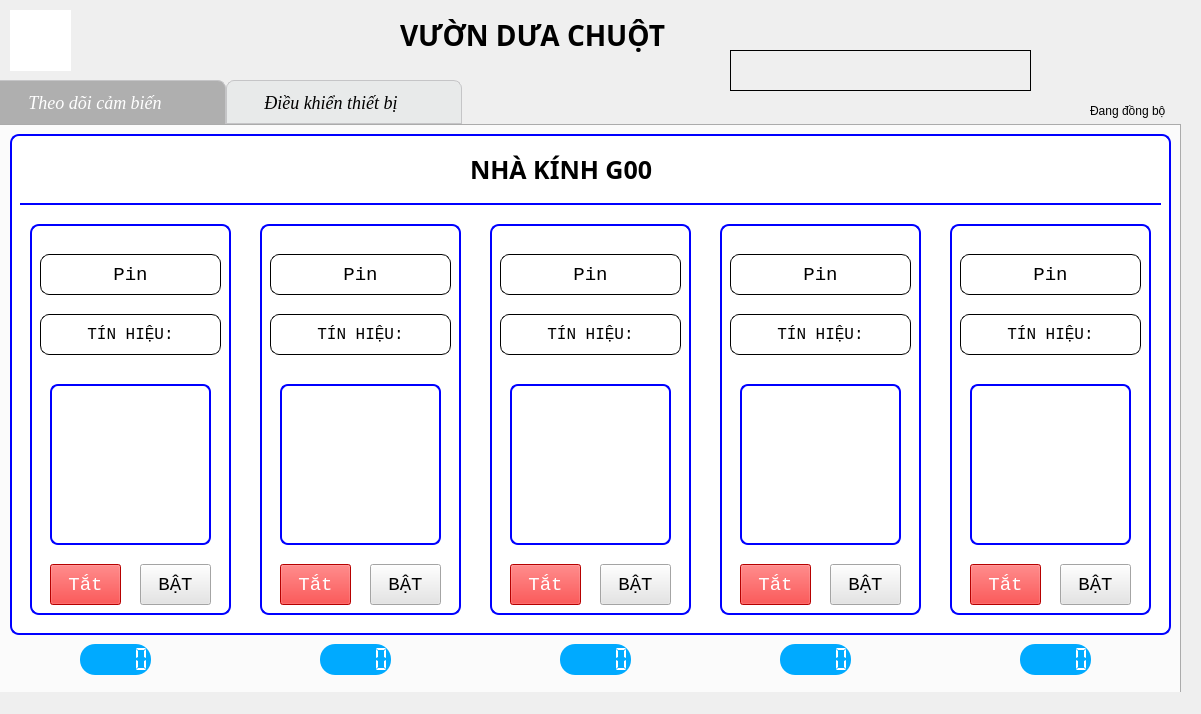
Old version of the form Source/guis/main.ui in the repository phamvanphuckks/SMART_FARMV1.
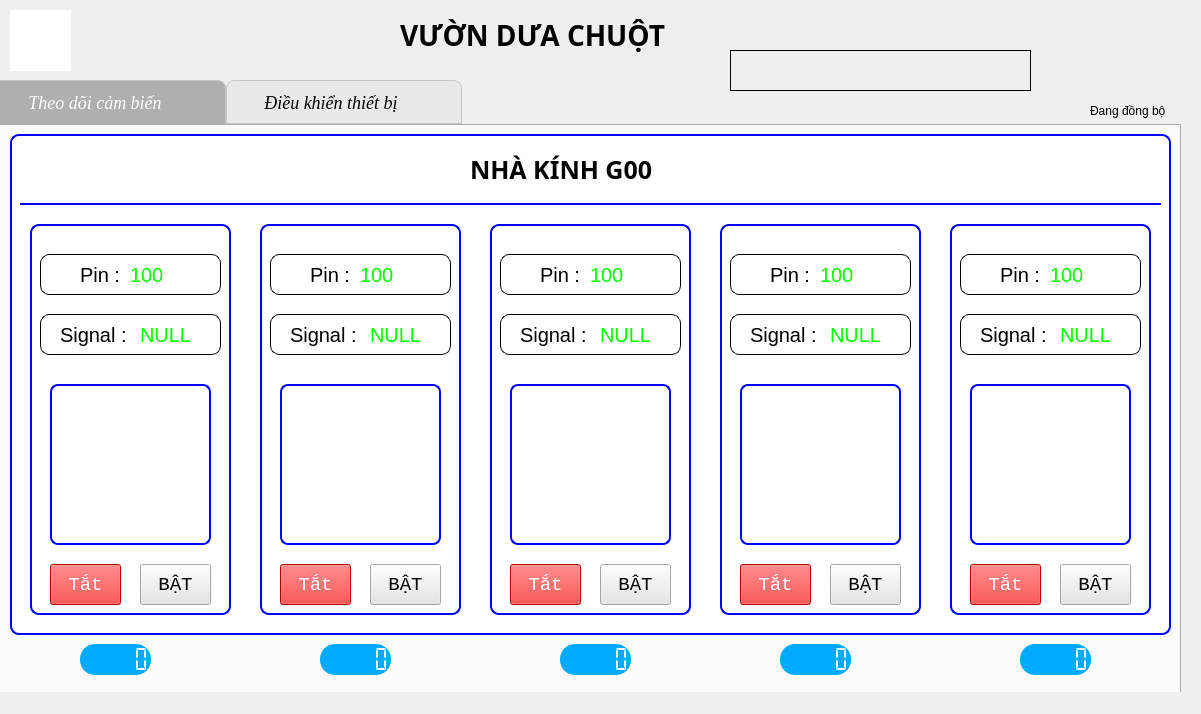
New version of the form. Icons and pictures are not drawn.

Commit message: edit label pin, rf-signal

Diff of the .ui file:
```diff
--- a/Source/guis/main.ui
+++ b/Source/guis/main.ui
@@ -3696,69 +3696,6 @@
        <string/>
       </property>
      </widget>
-     <widget class="QLabel" name="tab2_pin1">
-      <property name="geometry">
-       <rect>
-        <x>50</x>
-        <y>130</y>
-        <width>181</width>
-        <height>41</height>
-       </rect>
-      </property>
-      <property name="font">
-       <font>
-        <family>Courier New</family>
-        <pointsize>14</pointsize>
-       </font>
-      </property>
-      <property name="styleSheet">
-       <string notr="true">background-color: rgb(255, 255, 255);
-background-color: rgb(255, 255, 255);
-border-radius:9px;
-border: 1px solid back
-</string>
-      </property>
-      <property name="frameShape">
-       <enum>QFrame::Box</enum>
-      </property>
-      <property name="text">
-       <string>Pin</string>
-      </property>
-      <property name="alignment">
-       <set>Qt::AlignCenter</set>
-      </property>
-     </widget>
-     <widget class="QLabel" name="tab2_th1">
-      <property name="geometry">
-       <rect>
-        <x>50</x>
-        <y>190</y>
-        <width>181</width>
-        <height>41</height>
-       </rect>
-      </property>
-      <property name="font">
-       <font>
-        <family>Courier New</family>
-        <pointsize>12</pointsize>
-       </font>
-      </property>
-      <property name="styleSheet">
-       <string notr="true">background-color: rgb(255, 255, 255);
-background-color: rgb(255, 255, 255);
-border-radius:9px;
-border: 1px solid black</string>
-      </property>
-      <property name="frameShape">
-       <enum>QFrame::Box</enum>
-      </property>
-      <property name="text">
-       <string>TÍN HIỆU:</string>
-      </property>
-      <property name="alignment">
-       <set>Qt::AlignCenter</set>
-      </property>
-     </widget>
      <widget class="QLabel" name="tab2_img_1">
       <property name="geometry">
        <rect>
@@ -3897,69 +3834,6 @@
        <set>Qt::AlignCenter</set>
       </property>
      </widget>
-     <widget class="QLabel" name="tab2_pin2">
-      <property name="geometry">
-       <rect>
-        <x>280</x>
-        <y>130</y>
-        <width>181</width>
-        <height>41</height>
-       </rect>
-      </property>
-      <property name="font">
-       <font>
-        <family>Courier New</family>
-        <pointsize>14</pointsize>
-       </font>
-      </property>
-      <property name="styleSheet">
-       <string notr="true">background-color: rgb(255, 255, 255);
-background-color: rgb(255, 255, 255);
-border-radius:9px;
-border: 1px solid back
-</string>
-      </property>
-      <property name="frameShape">
-       <enum>QFrame::Box</enum>
-      </property>
-      <property name="text">
-       <string>Pin</string>
-      </property>
-      <property name="alignment">
-       <set>Qt::AlignCenter</set>
-      </property>
-     </widget>
-     <widget class="QLabel" name="tab2_th2">
-      <property name="geometry">
-       <rect>
-        <x>280</x>
-        <y>190</y>
-        <width>181</width>
-        <height>41</height>
-       </rect>
-      </property>
-      <property name="font">
-       <font>
-        <family>Courier New</family>
-        <pointsize>12</pointsize>
-       </font>
-      </property>
-      <property name="styleSheet">
-       <string notr="true">background-color: rgb(255, 255, 255);
-background-color: rgb(255, 255, 255);
-border-radius:9px;
-border: 1px solid black</string>
-      </property>
-      <property name="frameShape">
-       <enum>QFrame::Box</enum>
-      </property>
-      <property name="text">
-       <string>TÍN HIỆU:</string>
-      </property>
-      <property name="alignment">
-       <set>Qt::AlignCenter</set>
-      </property>
-     </widget>
      <widget class="QPushButton" name="tab2_btn_r2off">
       <property name="geometry">
        <rect>
@@ -4088,69 +3962,6 @@
        </size>
       </property>
      </widget>
-     <widget class="QLabel" name="tab2_pin3">
-      <property name="geometry">
-       <rect>
-        <x>510</x>
-        <y>130</y>
-        <width>181</width>
-        <height>41</height>
-       </rect>
-      </property>
-      <property name="font">
-       <font>
-        <family>Courier New</family>
-        <pointsize>14</pointsize>
-       </font>
-      </property>
-      <property name="styleSheet">
-       <string notr="true">background-color: rgb(255, 255, 255);
-background-color: rgb(255, 255, 255);
-border-radius:9px;
-border: 1px solid back
-</string>
-      </property>
-      <property name="frameShape">
-       <enum>QFrame::Box</enum>
-      </property>
-      <property name="text">
-       <string>Pin</string>
-      </property>
-      <property name="alignment">
-       <set>Qt::AlignCenter</set>
-      </property>
-     </widget>
-     <widget class="QLabel" name="tab2_th3">
-      <property name="geometry">
-       <rect>
-        <x>510</x>
-        <y>190</y>
-        <width>181</width>
-        <height>41</height>
-       </rect>
-      </property>
-      <property name="font">
-       <font>
-        <family>Courier New</family>
-        <pointsize>12</pointsize>
-       </font>
-      </property>
-      <property name="styleSheet">
-       <string notr="true">background-color: rgb(255, 255, 255);
-background-color: rgb(255, 255, 255);
-border-radius:9px;
-border: 1px solid black</string>
-      </property>
-      <property name="frameShape">
-       <enum>QFrame::Box</enum>
-      </property>
-      <property name="text">
-       <string>TÍN HIỆU:</string>
-      </property>
-      <property name="alignment">
-       <set>Qt::AlignCenter</set>
-      </property>
-     </widget>
      <widget class="QLabel" name="tab2_img_3">
       <property name="geometry">
        <rect>
@@ -4252,69 +4063,6 @@
        </size>
       </property>
      </widget>
-     <widget class="QLabel" name="tab2_pin4">
-      <property name="geometry">
-       <rect>
-        <x>740</x>
-        <y>130</y>
-        <width>181</width>
-        <height>41</height>
-       </rect>
-      </property>
-      <property name="font">
-       <font>
-        <family>Courier New</family>
-        <pointsize>14</pointsize>
-       </font>
-      </property>
-      <property name="styleSheet">
-       <string notr="true">background-color: rgb(255, 255, 255);
-background-color: rgb(255, 255, 255);
-border-radius:9px;
-border: 1px solid back
-</string>
-      </property>
-      <property name="frameShape">
-       <enum>QFrame::Box</enum>
-      </property>
-      <property name="text">
-       <string>Pin</string>
-      </property>
-      <property name="alignment">
-       <set>Qt::AlignCenter</set>
-      </property>
-     </widget>
-     <widget class="QLabel" name="tab2_th4">
-      <property name="geometry">
-       <rect>
-        <x>740</x>
-        <y>190</y>
-        <width>181</width>
-        <height>41</height>
-       </rect>
-      </property>
-      <property name="font">
-       <font>
-        <family>Courier New</family>
-        <pointsize>12</pointsize>
-       </font>
-      </property>
-      <property name="styleSheet">
-       <string notr="true">background-color: rgb(255, 255, 255);
-background-color: rgb(255, 255, 255);
-border-radius:9px;
-border: 1px solid black</string>
-      </property>
-      <property name="frameShape">
-       <enum>QFrame::Box</enum>
-      </property>
-      <property name="text">
-       <string>TÍN HIỆU:</string>
-      </property>
-      <property name="alignment">
-       <set>Qt::AlignCenter</set>
-      </property>
-     </widget>
      <widget class="QLabel" name="tab2_img_4">
       <property name="geometry">
        <rect>
@@ -4416,69 +4164,6 @@
        </size>
       </property>
      </widget>
-     <widget class="QLabel" name="tab2_pin5">
-      <property name="geometry">
-       <rect>
-        <x>970</x>
-        <y>130</y>
-        <width>181</width>
-        <height>41</height>
-       </rect>
-      </property>
-      <property name="font">
-       <font>
-        <family>Courier New</family>
-        <pointsize>14</pointsize>
-       </font>
-      </property>
-      <property name="styleSheet">
-       <string notr="true">background-color: rgb(255, 255, 255);
-background-color: rgb(255, 255, 255);
-border-radius:9px;
-border: 1px solid back
-</string>
-      </property>
-      <property name="frameShape">
-       <enum>QFrame::Box</enum>
-      </property>
-      <property name="text">
-       <string>Pin</string>
-      </property>
-      <property name="alignment">
-       <set>Qt::AlignCenter</set>
-      </property>
-     </widget>
-     <widget class="QLabel" name="tab2_th5">
-      <property name="geometry">
-       <rect>
-        <x>970</x>
-        <y>190</y>
-        <width>181</width>
-        <height>41</height>
-       </rect>
-      </property>
-      <property name="font">
-       <font>
-        <family>Courier New</family>
-        <pointsize>12</pointsize>
-       </font>
-      </property>
-      <property name="styleSheet">
-       <string notr="true">background-color: rgb(255, 255, 255);
-background-color: rgb(255, 255, 255);
-border-radius:9px;
-border: 1px solid black</string>
-      </property>
-      <property name="frameShape">
-       <enum>QFrame::Box</enum>
-      </property>
-      <property name="text">
-       <string>TÍN HIỆU:</string>
-      </property>
-      <property name="alignment">
-       <set>Qt::AlignCenter</set>
-      </property>
-     </widget>
      <widget class="QLabel" name="tab2_img_5">
       <property name="geometry">
        <rect>
@@ -4641,6 +4326,523 @@
        <enum>QLCDNumber::Flat</enum>
       </property>
      </widget>
+     <widget class="QLabel" name="label_16">
+      <property name="geometry">
+       <rect>
+        <x>50</x>
+        <y>130</y>
+        <width>181</width>
+        <height>41</height>
+       </rect>
+      </property>
+      <property name="styleSheet">
+       <string notr="true">border-radius:9px;
+border: 1px solid black;
+background-color: rgb(255, 255, 255);</string>
+      </property>
+      <property name="text">
+       <string/>
+      </property>
+     </widget>
+     <widget class="QLabel" name="tab2_pin1">
+      <property name="geometry">
+       <rect>
+        <x>90</x>
+        <y>140</y>
+        <width>41</width>
+        <height>21</height>
+       </rect>
+      </property>
+      <property name="styleSheet">
+       <string notr="true">font: 20px</string>
+      </property>
+      <property name="text">
+       <string>Pin : </string>
+      </property>
+     </widget>
+     <widget class="QLabel" name="label_42">
+      <property name="geometry">
+       <rect>
+        <x>140</x>
+        <y>140</y>
+        <width>41</width>
+        <height>21</height>
+       </rect>
+      </property>
+      <property name="styleSheet">
+       <string notr="true">font: 20px;
+color : rgb(0, 255, 0)</string>
+      </property>
+      <property name="text">
+       <string>100</string>
+      </property>
+     </widget>
+     <widget class="QLabel" name="label_17">
+      <property name="geometry">
+       <rect>
+        <x>280</x>
+        <y>130</y>
+        <width>181</width>
+        <height>41</height>
+       </rect>
+      </property>
+      <property name="styleSheet">
+       <string notr="true">border-radius:9px;
+border: 1px solid black;
+background-color: rgb(255, 255, 255);</string>
+      </property>
+      <property name="text">
+       <string/>
+      </property>
+     </widget>
+     <widget class="QLabel" name="label_43">
+      <property name="geometry">
+       <rect>
+        <x>370</x>
+        <y>140</y>
+        <width>41</width>
+        <height>21</height>
+       </rect>
+      </property>
+      <property name="styleSheet">
+       <string notr="true">font: 20px;
+color : rgb(0, 255, 0)</string>
+      </property>
+      <property name="text">
+       <string>100</string>
+      </property>
+     </widget>
+     <widget class="QLabel" name="tab2_pin2">
+      <property name="geometry">
+       <rect>
+        <x>320</x>
+        <y>140</y>
+        <width>41</width>
+        <height>21</height>
+       </rect>
+      </property>
+      <property name="styleSheet">
+       <string notr="true">font: 20px</string>
+      </property>
+      <property name="text">
+       <string>Pin : </string>
+      </property>
+     </widget>
+     <widget class="QLabel" name="label_45">
+      <property name="geometry">
+       <rect>
+        <x>510</x>
+        <y>130</y>
+        <width>181</width>
+        <height>41</height>
+       </rect>
+      </property>
+      <property name="styleSheet">
+       <string notr="true">border-radius:9px;
+border: 1px solid black;
+background-color: rgb(255, 255, 255);</string>
+      </property>
+      <property name="text">
+       <string/>
+      </property>
+     </widget>
+     <widget class="QLabel" name="label_44">
+      <property name="geometry">
+       <rect>
+        <x>600</x>
+        <y>140</y>
+        <width>41</width>
+        <height>21</height>
+       </rect>
+      </property>
+      <property name="styleSheet">
+       <string notr="true">font: 20px;
+color : rgb(0, 255, 0)</string>
+      </property>
+      <property name="text">
+       <string>100</string>
+      </property>
+     </widget>
+     <widget class="QLabel" name="tab2_pin3">
+      <property name="geometry">
+       <rect>
+        <x>550</x>
+        <y>140</y>
+        <width>41</width>
+        <height>21</height>
+       </rect>
+      </property>
+      <property name="styleSheet">
+       <string notr="true">font: 20px</string>
+      </property>
+      <property name="text">
+       <string>Pin : </string>
+      </property>
+     </widget>
+     <widget class="QLabel" name="label_47">
+      <property name="geometry">
+       <rect>
+        <x>740</x>
+        <y>130</y>
+        <width>181</width>
+        <height>41</height>
+       </rect>
+      </property>
+      <property name="styleSheet">
+       <string notr="true">border-radius:9px;
+border: 1px solid black;
+background-color: rgb(255, 255, 255);</string>
+      </property>
+      <property name="text">
+       <string/>
+      </property>
+     </widget>
+     <widget class="QLabel" name="label_46">
+      <property name="geometry">
+       <rect>
+        <x>830</x>
+        <y>140</y>
+        <width>41</width>
+        <height>21</height>
+       </rect>
+      </property>
+      <property name="styleSheet">
+       <string notr="true">font: 20px;
+color : rgb(0, 255, 0)</string>
+      </property>
+      <property name="text">
+       <string>100</string>
+      </property>
+     </widget>
+     <widget class="QLabel" name="tab2_pin4">
+      <property name="geometry">
+       <rect>
+        <x>780</x>
+        <y>140</y>
+        <width>41</width>
+        <height>21</height>
+       </rect>
+      </property>
+      <property name="styleSheet">
+       <string notr="true">font: 20px</string>
+      </property>
+      <property name="text">
+       <string>Pin : </string>
+      </property>
+     </widget>
+     <widget class="QLabel" name="label_56">
+      <property name="geometry">
+       <rect>
+        <x>970</x>
+        <y>130</y>
+        <width>181</width>
+        <height>41</height>
+       </rect>
+      </property>
+      <property name="styleSheet">
+       <string notr="true">border-radius:9px;
+border: 1px solid black;
+background-color: rgb(255, 255, 255);</string>
+      </property>
+      <property name="text">
+       <string/>
+      </property>
+     </widget>
+     <widget class="QLabel" name="label_52">
+      <property name="geometry">
+       <rect>
+        <x>1060</x>
+        <y>140</y>
+        <width>41</width>
+        <height>21</height>
+       </rect>
+      </property>
+      <property name="styleSheet">
+       <string notr="true">font: 20px;
+color : rgb(0, 255, 0)</string>
+      </property>
+      <property name="text">
+       <string>100</string>
+      </property>
+     </widget>
+     <widget class="QLabel" name="tab2_pin5">
+      <property name="geometry">
+       <rect>
+        <x>1010</x>
+        <y>140</y>
+        <width>41</width>
+        <height>21</height>
+       </rect>
+      </property>
+      <property name="styleSheet">
+       <string notr="true">font: 20px</string>
+      </property>
+      <property name="text">
+       <string>Pin : </string>
+      </property>
+     </widget>
+     <widget class="QLabel" name="label_58">
+      <property name="geometry">
+       <rect>
+        <x>50</x>
+        <y>190</y>
+        <width>181</width>
+        <height>41</height>
+       </rect>
+      </property>
+      <property name="styleSheet">
+       <string notr="true">border-radius:9px;
+border: 1px solid black;
+background-color: rgb(255, 255, 255);</string>
+      </property>
+      <property name="text">
+       <string/>
+      </property>
+     </widget>
+     <widget class="QLabel" name="tab2_nth1">
+      <property name="geometry">
+       <rect>
+        <x>70</x>
+        <y>190</y>
+        <width>71</width>
+        <height>41</height>
+       </rect>
+      </property>
+      <property name="styleSheet">
+       <string notr="true">font: 20px</string>
+      </property>
+      <property name="text">
+       <string>Signal :</string>
+      </property>
+     </widget>
+     <widget class="QLabel" name="label_59">
+      <property name="geometry">
+       <rect>
+        <x>280</x>
+        <y>190</y>
+        <width>181</width>
+        <height>41</height>
+       </rect>
+      </property>
+      <property name="styleSheet">
+       <string notr="true">border-radius:9px;
+border: 1px solid black;
+background-color: rgb(255, 255, 255);</string>
+      </property>
+      <property name="text">
+       <string/>
+      </property>
+     </widget>
+     <widget class="QLabel" name="tab2_nth2">
+      <property name="geometry">
+       <rect>
+        <x>300</x>
+        <y>190</y>
+        <width>71</width>
+        <height>41</height>
+       </rect>
+      </property>
+      <property name="styleSheet">
+       <string notr="true">font: 20px</string>
+      </property>
+      <property name="text">
+       <string>Signal :</string>
+      </property>
+     </widget>
+     <widget class="QLabel" name="label_60">
+      <property name="geometry">
+       <rect>
+        <x>510</x>
+        <y>190</y>
+        <width>181</width>
+        <height>41</height>
+       </rect>
+      </property>
+      <property name="styleSheet">
+       <string notr="true">border-radius:9px;
+border: 1px solid black;
+background-color: rgb(255, 255, 255);</string>
+      </property>
+      <property name="text">
+       <string/>
+      </property>
+     </widget>
+     <widget class="QLabel" name="tab2_nth3">
+      <property name="geometry">
+       <rect>
+        <x>530</x>
+        <y>190</y>
+        <width>71</width>
+        <height>41</height>
+       </rect>
+      </property>
+      <property name="styleSheet">
+       <string notr="true">font: 20px</string>
+      </property>
+      <property name="text">
+       <string>Signal :</string>
+      </property>
+     </widget>
+     <widget class="QLabel" name="label_61">
+      <property name="geometry">
+       <rect>
+        <x>740</x>
+        <y>190</y>
+        <width>181</width>
+        <height>41</height>
+       </rect>
+      </property>
+      <property name="styleSheet">
+       <string notr="true">border-radius:9px;
+border: 1px solid black;
+background-color: rgb(255, 255, 255);</string>
+      </property>
+      <property name="text">
+       <string/>
+      </property>
+     </widget>
+     <widget class="QLabel" name="tab2_nth4">
+      <property name="geometry">
+       <rect>
+        <x>760</x>
+        <y>190</y>
+        <width>71</width>
+        <height>41</height>
+       </rect>
+      </property>
+      <property name="styleSheet">
+       <string notr="true">font: 20px</string>
+      </property>
+      <property name="text">
+       <string>Signal :</string>
+      </property>
+     </widget>
+     <widget class="QLabel" name="label_62">
+      <property name="geometry">
+       <rect>
+        <x>970</x>
+        <y>190</y>
+        <width>181</width>
+        <height>41</height>
+       </rect>
+      </property>
+      <property name="styleSheet">
+       <string notr="true">border-radius:9px;
+border: 1px solid black;
+background-color: rgb(255, 255, 255);</string>
+      </property>
+      <property name="text">
+       <string/>
+      </property>
+     </widget>
+     <widget class="QLabel" name="tab2_nth5">
+      <property name="geometry">
+       <rect>
+        <x>990</x>
+        <y>190</y>
+        <width>71</width>
+        <height>41</height>
+       </rect>
+      </property>
+      <property name="styleSheet">
+       <string notr="true">font: 20px</string>
+      </property>
+      <property name="text">
+       <string>Signal :</string>
+      </property>
+     </widget>
+     <widget class="QLabel" name="tab2_th1">
+      <property name="geometry">
+       <rect>
+        <x>150</x>
+        <y>190</y>
+        <width>91</width>
+        <height>41</height>
+       </rect>
+      </property>
+      <property name="font">
+       <font>
+        <weight>50</weight>
+        <italic>false</italic>
+        <bold>false</bold>
+       </font>
+      </property>
+      <property name="styleSheet">
+       <string notr="true">font: 20px;
+color : rgb(0, 255, 0)</string>
+      </property>
+      <property name="text">
+       <string>NULL</string>
+      </property>
+     </widget>
+     <widget class="QLabel" name="tab2_th2">
+      <property name="geometry">
+       <rect>
+        <x>380</x>
+        <y>190</y>
+        <width>81</width>
+        <height>41</height>
+       </rect>
+      </property>
+      <property name="styleSheet">
+       <string notr="true">font: 20px;
+color : rgb(0, 255, 0)</string>
+      </property>
+      <property name="text">
+       <string>NULL</string>
+      </property>
+     </widget>
+     <widget class="QLabel" name="tab2_th3">
+      <property name="geometry">
+       <rect>
+        <x>610</x>
+        <y>190</y>
+        <width>91</width>
+        <height>41</height>
+       </rect>
+      </property>
+      <property name="styleSheet">
+       <string notr="true">font: 20px;
+color : rgb(0, 255, 0)</string>
+      </property>
+      <property name="text">
+       <string>NULL</string>
+      </property>
+     </widget>
+     <widget class="QLabel" name="tab2_th4">
+      <property name="geometry">
+       <rect>
+        <x>840</x>
+        <y>190</y>
+        <width>81</width>
+        <height>41</height>
+       </rect>
+      </property>
+      <property name="styleSheet">
+       <string notr="true">font: 20px;
+color : rgb(0, 255, 0)</string>
+      </property>
+      <property name="text">
+       <string>NULL</string>
+      </property>
+     </widget>
+     <widget class="QLabel" name="tab2_th5">
+      <property name="geometry">
+       <rect>
+        <x>1070</x>
+        <y>190</y>
+        <width>91</width>
+        <height>41</height>
+       </rect>
+      </property>
+      <property name="styleSheet">
+       <string notr="true">font: 20px;
+color : rgb(0, 255, 0)</string>
+      </property>
+      <property name="text">
+       <string>NULL</string>
+      </property>
+     </widget>
     </widget>
    </widget>
    <widget class="QLabel" name="label_13">
```
Left out of the diff: 4 changed lines with no effect on the pictures. The commit also changes 6 other files.
